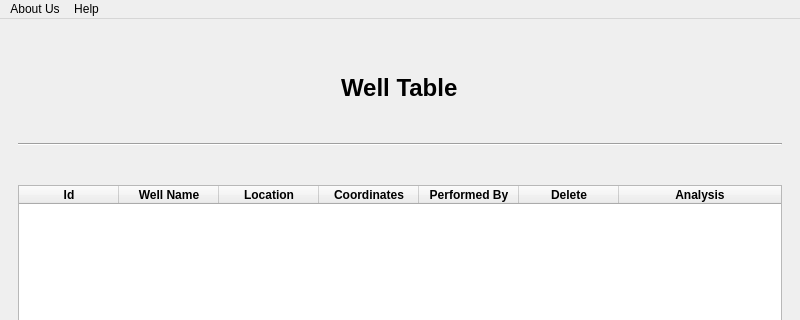
This is well_table.ui in dhairyashil-G/CGWB-Desktop-App as Qt 5 draws it before an edit; both pictures show x 0 to 800 and y 0 to 320 of the 800 by 620 pixel window. The edited form follows.
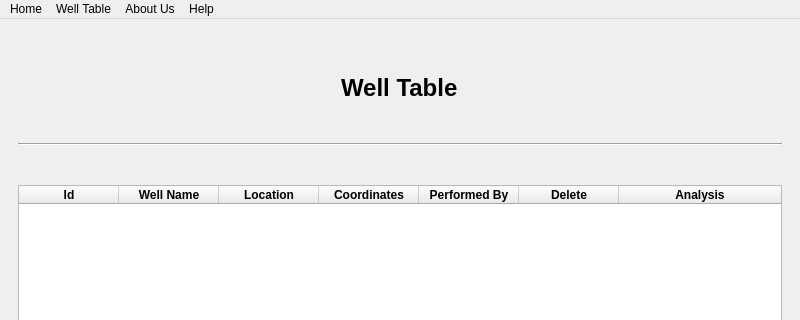
This is the edited form. Icons and pictures are not drawn.

Commit message: Added menu buttons

The edit to the form file:
```diff
--- a/well_table.ui
+++ b/well_table.ui
@@ -304,6 +304,16 @@
      <height>21</height>
     </rect>
    </property>
+   <widget class="QMenu" name="menuHome">
+    <property name="title">
+     <string>Home</string>
+    </property>
+   </widget>
+   <widget class="QMenu" name="menuWellTable">
+    <property name="title">
+     <string>Well Table</string>
+    </property>
+   </widget>
    <widget class="QMenu" name="menuAbout">
     <property name="title">
      <string>About Us</string>
@@ -314,6 +324,8 @@
      <string>Help</string>
     </property>
    </widget>
+   <addaction name="menuHome"/>
+   <addaction name="menuWellTable"/>
    <addaction name="menuAbout"/>
    <addaction name="menuHelp"/>
   </widget>
```
The commit also changes 16 other files.
